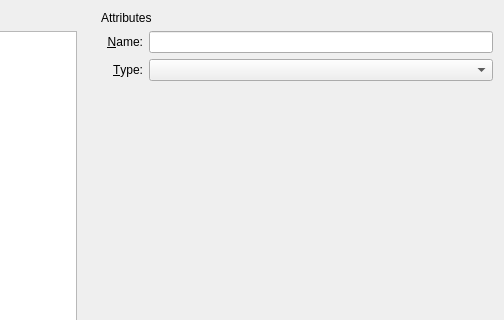
jljuxgm/vboxgit, file vbox/src/VBox/Frontends/VirtualBox/src/settings/vm/VBoxVMSettingsHD.ui: the form before one commit; both pictures show x 296 to 800 and y 0 to 320 of the 800 by 700 pixel window.
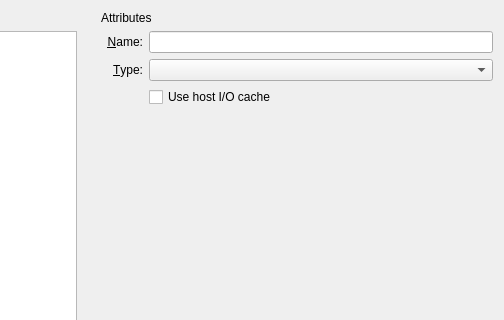
The form after the commit. The open tabs and pages were chosen to show the change. Custom widgets are drawn as their Qt base class.

```diff
--- a/vbox/src/VBox/Frontends/VirtualBox/src/settings/vm/VBoxVMSettingsHD.ui
+++ b/vbox/src/VBox/Frontends/VirtualBox/src/settings/vm/VBoxVMSettingsHD.ui
@@ -208,7 +208,17 @@
           </property>
          </widget>
         </item>
-        <item row="3" column="0" colspan="3" >
+        <item row="3" column="2" >
+         <widget class="QCheckBox" name="mCbIoCache" >
+          <property name="whatsThis" >
+           <string>Allows to use host I/O caching capabilities.</string>
+          </property>
+          <property name="text" >
+           <string>Use host I/O cache</string>
+          </property>
+         </widget>
+        </item>
+        <item row="4" column="0" colspan="3" >
          <spacer name="mSp3" >
           <property name="orientation" >
            <enum>Qt::Vertical</enum>
```
